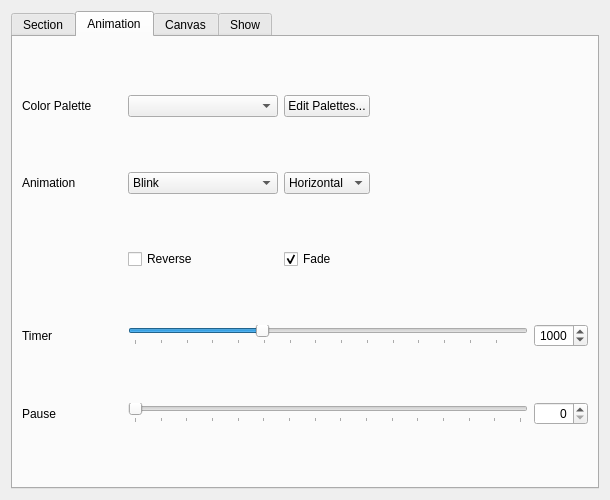
The window that src/widget/maestrocontrolwidget.ui (8bitbuddhist/PixelMaestro-Studio) describes before a commit, drawn with Qt 5.
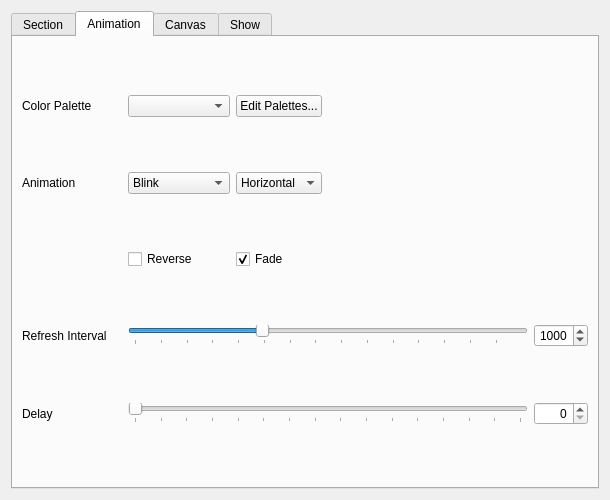
The same window after the commit. The open tabs and pages were chosen to show the change.

Commit message: AnimationTimer - Changed `pause` to `delay`.

```diff
--- a/src/widget/maestrocontrolwidget.ui
+++ b/src/widget/maestrocontrolwidget.ui
@@ -34,11 +34,23 @@
        <verstretch>0</verstretch>
       </sizepolicy>
      </property>
+     <property name="styleSheet">
+      <string notr="true"/>
+     </property>
+     <property name="tabPosition">
+      <enum>QTabWidget::North</enum>
+     </property>
      <property name="tabShape">
       <enum>QTabWidget::Rounded</enum>
      </property>
      <property name="currentIndex">
-      <number>0</number>
+      <number>1</number>
+     </property>
+     <property name="elideMode">
+      <enum>Qt::ElideNone</enum>
+     </property>
+     <property name="documentMode">
+      <bool>false</bool>
      </property>
      <widget class="QWidget" name="sectionTab">
       <property name="sizePolicy">
@@ -330,7 +342,7 @@
         <widget class="QComboBox" name="animationComboBox">
          <property name="minimumSize">
           <size>
-           <width>150</width>
+           <width>102</width>
            <height>0</height>
           </size>
          </property>
@@ -471,7 +483,7 @@
           </size>
          </property>
          <property name="text">
-          <string>Timer</string>
+          <string>Refresh Interval</string>
          </property>
         </widget>
        </item>
@@ -510,7 +522,7 @@
        <item row="5" column="0">
         <widget class="QLabel" name="pauseLabel">
          <property name="text">
-          <string>Pause</string>
+          <string>Delay</string>
          </property>
         </widget>
        </item>
@@ -552,7 +564,7 @@
         <widget class="QComboBox" name="colorComboBox">
          <property name="minimumSize">
           <size>
-           <width>150</width>
+           <width>102</width>
            <height>0</height>
           </size>
          </property>
```
The commit also changes 2 other files.
